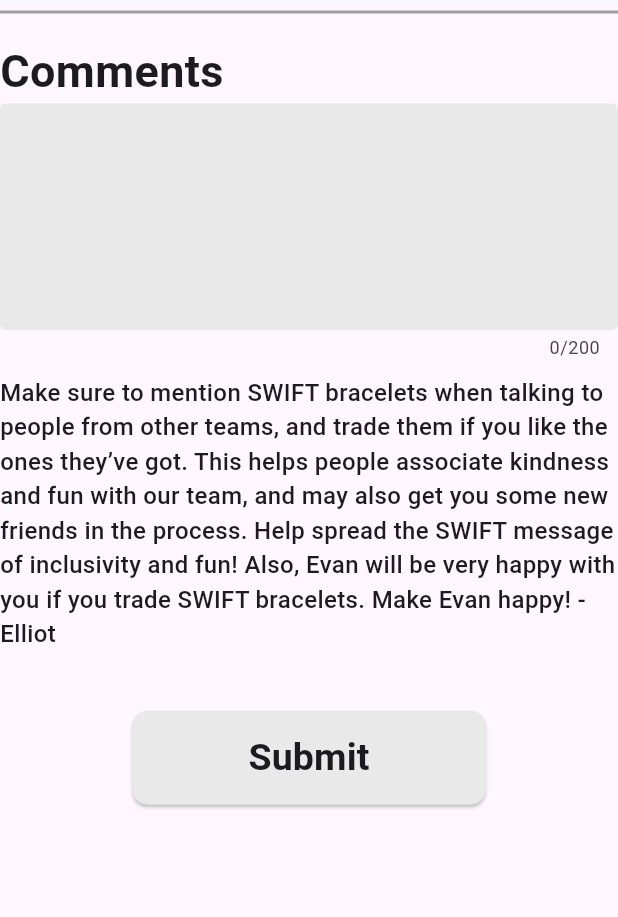
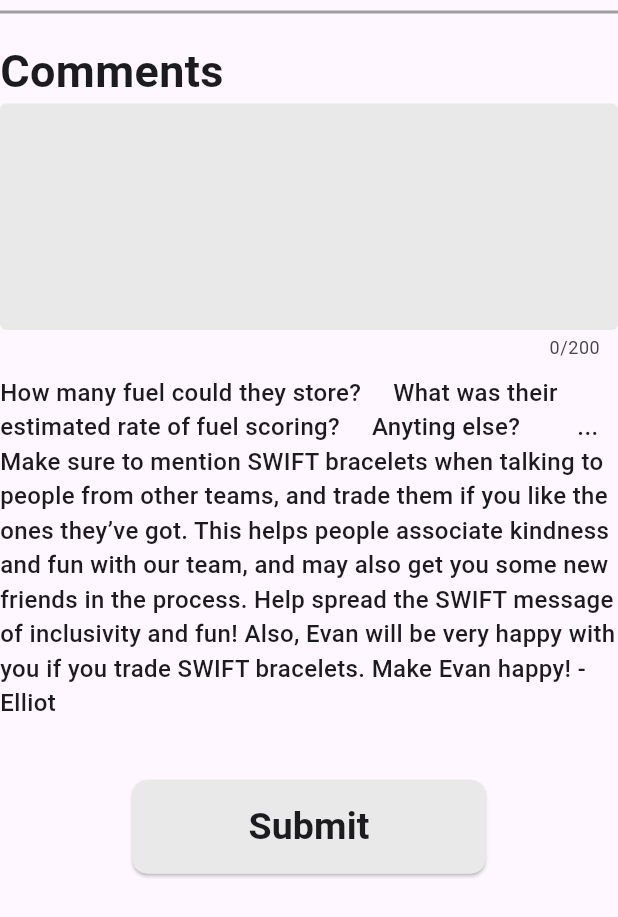
Before and after one commit to team3082/CluckScout, a Flutter app: the SubmitScreen widget shown alone on an empty page, opened directly, on a phone screen of 412 x 824 dp. Shown: the top 917 px of the screen. Run offline on Flutter 3.47's test engine with Material 3 defaults, Android fonts, the phone set to English and light mode, and no system bars; our stand-ins replace shared_preferences, sqflite; missing offline and left inert: dart:ffi; accounts and stored records are empty.

Commit message:
Update sumbit_screen.dart

```diff
--- a/lib/screens/scouting_screen/pit_screen/screens/sumbit_screen.dart
+++ b/lib/screens/scouting_screen/pit_screen/screens/sumbit_screen.dart
@@ -1,7 +1,7 @@
 import 'package:flutter/material.dart';
 import 'package:provider/provider.dart';
-import 'package:cluck_scout/model/data/pit_data.dart';
-import 'package:cluck_scout/providers/match_scouting_provider.dart';
+//import 'package:cluck_scout/model/data/pit_data.dart';
+//import 'package:cluck_scout/providers/match_scouting_provider.dart';
 import 'package:cluck_scout/providers/pit_scouting_provider.dart';
 
 class SubmitScreen extends StatelessWidget {
@@ -9,7 +9,7 @@
 
   @override
   Widget build(BuildContext context) {
-    final provider = context.read<MatchScoutingProvider>();
+    //final provider = context.read<MatchScoutingProvider>();
 
     return Column(
       crossAxisAlignment: CrossAxisAlignment.start,
@@ -33,7 +33,7 @@
         const SizedBox(height: 10),
         SizedBox(
           child: Text(
-            "Make sure to mention SWIFT bracelets when talking to people from other teams, and trade them if you like the ones they’ve got. This helps people associate kindness and fun with our team, and may also get you some new friends in the process. Help spread the SWIFT message of inclusivity and fun! Also, Evan will be very happy with you if you trade SWIFT bracelets. Make Evan happy! - Elliot",
+            "How many fuel could they store?     What was their estimated rate of fuel scoring?     Anyting else?         ...         Make sure to mention SWIFT bracelets when talking to people from other teams, and trade them if you like the ones they’ve got. This helps people associate kindness and fun with our team, and may also get you some new friends in the process. Help spread the SWIFT message of inclusivity and fun! Also, Evan will be very happy with you if you trade SWIFT bracelets. Make Evan happy! - Elliot",
             style: TextStyle(fontSize: 16, fontWeight: FontWeight.w500),
           ),
         ),
```
